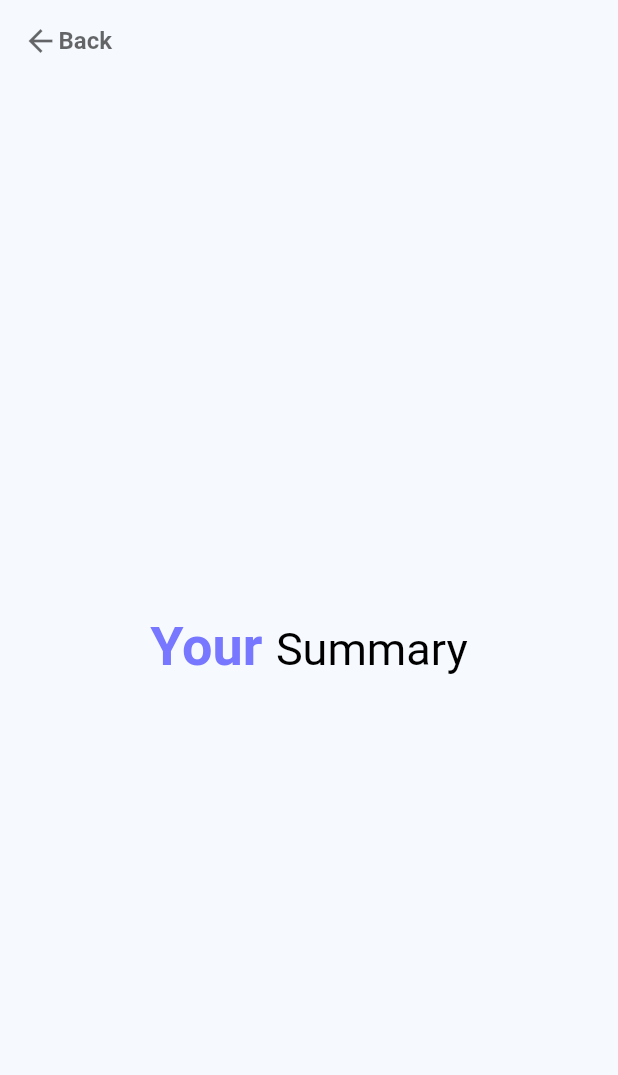
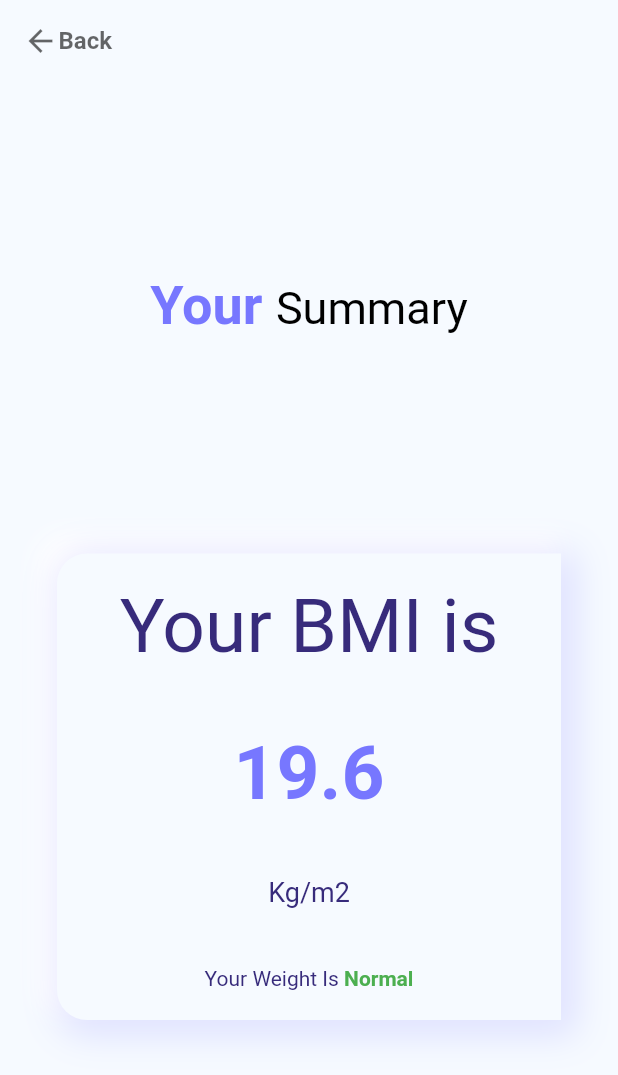
Before and after one commit to alirrah/BMI_Application, a Flutter app: the screen it shows after launch, after a tap on "Calculate your BMI", on a phone screen of 412 x 824 dp. Shown: the top 1075 px of the screen. Run offline on Flutter 3.47's test engine with Material 2 defaults, Android fonts, the phone set to English and light mode, and no system bars; Roboto replaces fonts that are missing (koodar, louis).

Commit message:
add status box

```diff
--- a/lib/screen/infromation_page.dart
+++ b/lib/screen/infromation_page.dart
@@ -188,7 +188,7 @@ class _informationPageState extends State<informationPage> {
                     //TODO -> set height and weight
                     Navigator.of(context).push(
                       MaterialPageRoute(
-                          builder: (context) => const resultPage()
+                          builder: (context) => resultPage(bmi: "19.6", status: 1, minWeight: "47.4", highWeight: "64.0", ponderalIndex: "12.2")
                       ),
                     );
                   },
--- a/lib/screen/result_page.dart
+++ b/lib/screen/result_page.dart
@@ -2,9 +2,11 @@ import 'package:bmi_application/style/style.dart';
 import 'package:flutter/material.dart';
 
 class resultPage extends StatelessWidget {
-  const resultPage({Key? key}) : super(key: key);
+  resultPage({Key? key, required this.bmi, required this.minWeight, required this.highWeight, required this.ponderalIndex, required this.status}) : super(key: key);
+  final String bmi, minWeight, highWeight, ponderalIndex;
+  final int status;
 
-  @override
+    @override
   Widget build(BuildContext context) {
     return SafeArea(
       child: Scaffold(
@@ -47,6 +49,51 @@ class resultPage extends StatelessWidget {
               ),
             ),
             const Spacer(),
+            Center(
+              child: Container(
+                width: 336,
+                height: 311,
+                decoration: boxStyle1,
+                child: Column(
+                  mainAxisAlignment: MainAxisAlignment.spaceAround,
+                  children: [
+                    Text(
+                      text[14][language],
+                      style: deepPurpleStyle4,
+                    ),
+                    Text(
+                      bmi,
+                      style: purpleStyle3,
+                    ),
+                    Text(
+                      text[15][language],
+                      style: deepPurpleStyle5,
+                    ),
+                    //TODO -> linear chart for show bmi status
+                    RichText(
+                      text: TextSpan(
+                        children: [
+                          TextSpan(
+                            text: text[16][language],
+                            style: deepPurpleStyle1,
+                          ),
+                          TextSpan(
+                            text: status == 0 ? text[17][language] : status == 1 ? text[18][language] : status == 2 ? text[19][language] : text[20][language],
+                            style: TextStyle(
+                                color: status == 0 ? Colors.yellow : status == 1 ? Colors.green : status == 2 ? Colors.orange : Colors.red,
+                                fontSize: 14,
+                                fontWeight: FontWeight.bold,
+                                fontFamily: "louis"
+                            ),
+                          ),
+                        ],
+                      ),
+                    ),
+                  ],
+                ),
+              ),
+            ),
+            const Spacer(),
           ],
         ),
       ),
--- a/lib/style/style.dart
+++ b/lib/style/style.dart
@@ -20,6 +20,13 @@ TextStyle purpleStyle1 = TextStyle(
 TextStyle purpleStyle2 =  TextStyle(
     color: deepPurple,
     fontSize: 14,
+    fontWeight: FontWeight.bold,
+    fontFamily: "louis"
+);
+
+TextStyle purpleStyle3 = TextStyle(
+    color: deepPurple,
+    fontSize: 50,
     fontWeight: FontWeight.bold,
     fontFamily: "louis"
 );
@@ -48,6 +55,20 @@ TextStyle deepPurpleStyle3 = TextStyle(
 TextStyle blackStyle = const TextStyle(
     color: Colors.black,
     fontSize: 30,
+    fontWeight: FontWeight.normal,
+    fontFamily: "louis"
+);
+
+TextStyle deepPurpleStyle4 = TextStyle(
+    color: soDeepPurple,
+    fontSize: 50,
+    fontWeight: FontWeight.normal,
+    fontFamily: "louis"
+);
+
+TextStyle deepPurpleStyle5 = TextStyle(
+    color: soDeepPurple,
+    fontSize: 18,
     fontWeight: FontWeight.normal,
     fontFamily: "louis"
 );
@@ -172,5 +193,33 @@ List<List<String>> text = [
   //13
   [
     "Summary"
+  ],
+  //14
+  [
+    "Your BMI is"
+  ],
+  //15
+  [
+    "Kg/m2"
+  ],
+  //16
+  [
+    "Your Weight Is "
+  ],
+  //17
+  [
+    ""
+  ],
+  //18
+  [
+    "Normal"
+  ],
+  //19
+  [
+    ""
+  ],
+  //20
+  [
+    ""
   ]
 ];
```
